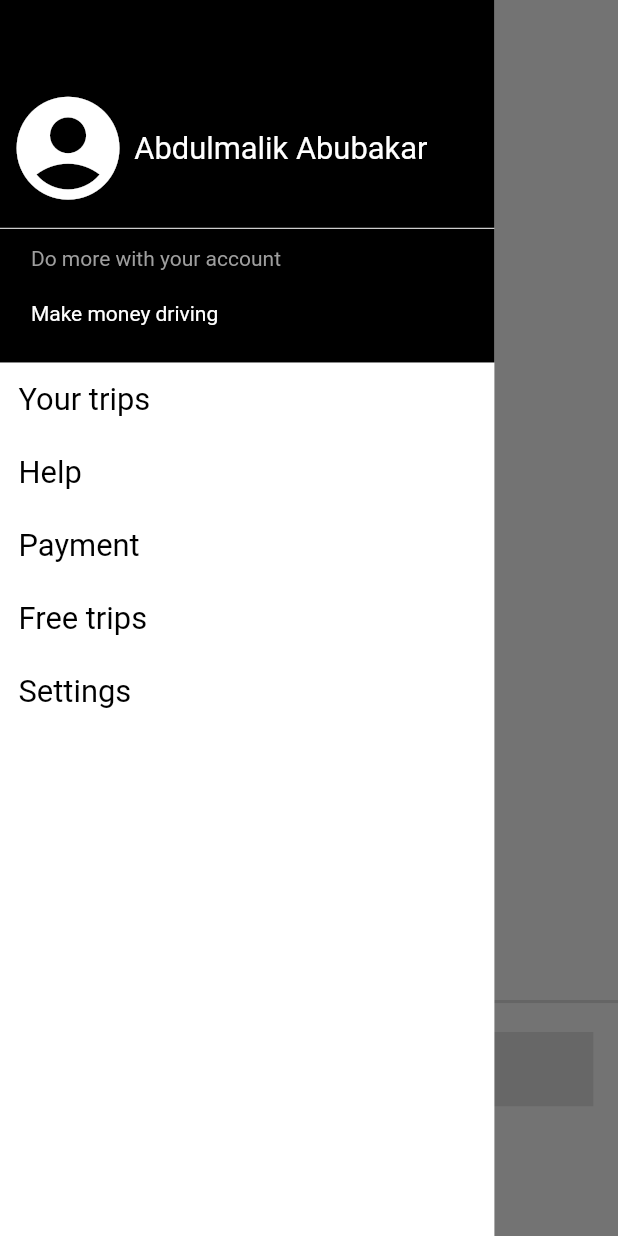
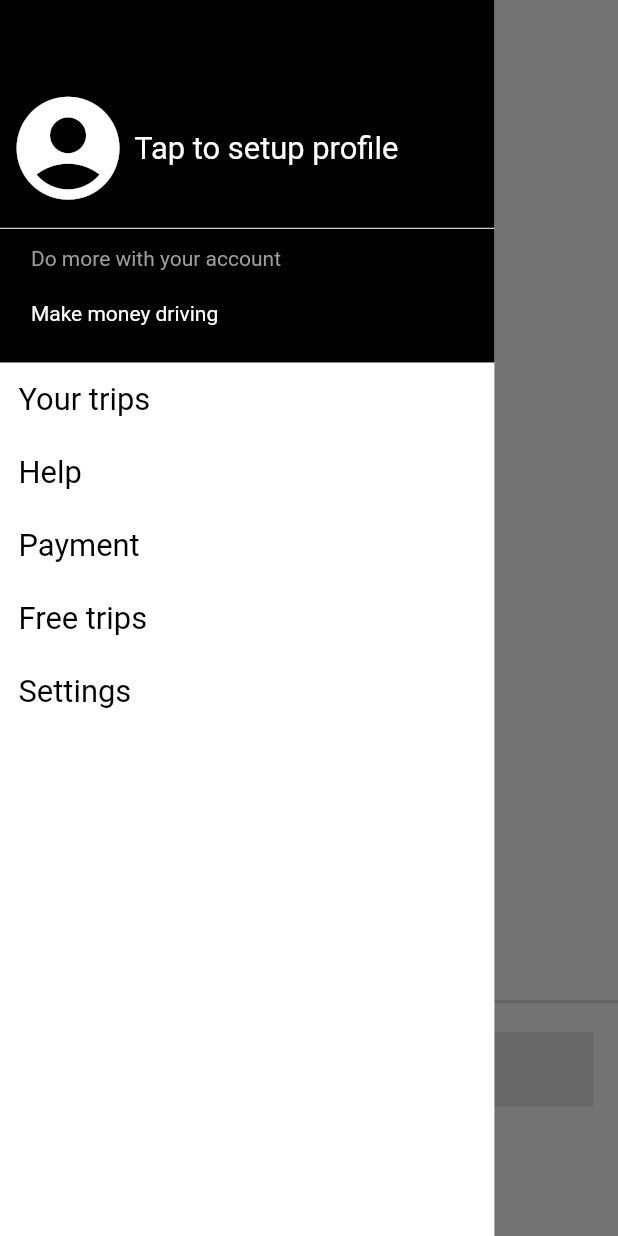
Before and after one commit to ghost-corp/uber_clone, a Flutter app: the screen it shows once a user with an empty profile is signed in, after a tap on the "menu" icon, on a phone screen of 412 x 824 dp. Run offline on Flutter 3.47's test engine with Material 2 defaults, Android fonts, the phone set to English and light mode, and no system bars; our stand-ins replace cloud_firestore, firebase_auth, font_awesome_flutter, google_maps_flutter, location, pin_code_text_field; missing offline and left inert: google_map_polyutil, polyline; accounts and stored records are empty.

Commit message:
bug fixes

```diff
--- a/lib/home/drawer_option.dart
+++ b/lib/home/drawer_option.dart
@@ -1,4 +1,6 @@
 import 'package:flutter/material.dart';
+import 'package:provider/provider.dart';
+import 'package:uber_clone/models/auth_model.dart';
 
 class SideDrawerOption extends StatelessWidget {
   @override
@@ -21,6 +23,34 @@ class SideDrawerOption extends StatelessWidget {
                       left: MediaQuery.of(context).size.width * 0.01,
                       bottom: MediaQuery.of(context).size.width * 0.01,
                       right: MediaQuery.of(context).size.width * 0.01),
+                  child: Consumer<AuthModel>(
+                    builder: (context, authModel, _) {
+                      if (authModel.userDetails == null) {
+                        return Row(
+                          children: <Widget>[
+                            Icon(
+                              Icons.account_circle,
+                              color: Colors.white,
+                              size: MediaQuery.of(context).size.width * 0.2,
+                            ),
+                            Padding(
+                              padding: EdgeInsets.all(3),
+                              child: Text(
+                                "Loading Info...",
+                                style: TextStyle(
+                                    color: Colors.white,
+                                    fontSize:
+                                        MediaQuery.of(context).size.width *
+                                            0.05),
+                              ),
+                            )
+                          ],
+                        );
+                      }
+                      if (authModel.userDetails.firstName == null ||
+                          authModel.userDetails.firstName == "") {
+                        return GestureDetector(
+                          onTap: () {},
                           child: Row(
                             children: <Widget>[
                               Icon(
@@ -31,7 +61,30 @@ class SideDrawerOption extends StatelessWidget {
                               Padding(
                                 padding: EdgeInsets.all(3),
                                 child: Text(
-                          "Abdulmalik Abubakar",
+                                  "Tap to setup profile",
+                                  style: TextStyle(
+                                      color: Colors.white,
+                                      fontSize:
+                                          MediaQuery.of(context).size.width *
+                                              0.05),
+                                ),
+                              )
+                            ],
+                          ),
+                        );
+                      }
+
+                      return Row(
+                        children: <Widget>[
+                          Icon(
+                            Icons.account_circle,
+                            color: Colors.white,
+                            size: MediaQuery.of(context).size.width * 0.2,
+                          ),
+                          Padding(
+                            padding: EdgeInsets.all(3),
+                            child: Text(
+                              "${authModel.userDetails.firstName} ${authModel.userDetails.lastName}",
                               style: TextStyle(
                                   color: Colors.white,
                                   fontSize:
@@ -39,6 +92,8 @@ class SideDrawerOption extends StatelessWidget {
                             ),
                           )
                         ],
+                      );
+                    },
                   ),
                 ),
               ),
--- a/lib/models/auth_model.dart
+++ b/lib/models/auth_model.dart
@@ -1,11 +1,13 @@
 import 'dart:async';
-
+import 'package:cloud_firestore/cloud_firestore.dart';
 import 'package:flutter/material.dart';
 import 'package:firebase_auth/firebase_auth.dart';
 
 class AuthModel extends ChangeNotifier {
   FirebaseUser user;
+  UserDetails userDetails;
   StreamSubscription authStateStream;
+  StreamSubscription userDetailsSub;
   String verificationId;
   AuthProgress authProgress = AuthProgress.neutral;
 
@@ -13,11 +15,22 @@ class AuthModel extends ChangeNotifier {
     authStateStream = FirebaseAuth.instance.onAuthStateChanged.listen((user) {
       this.user = user;
       notifyListeners();
+      try {
+        if (user != null) {
+          userDetailsSub = _getUserDetails().asStream().listen((val) {
+            userDetails = val;
+            notifyListeners();
+          });
+        }
+      } catch (err) {
+        print(err);
+      }
     });
   }
 
   void cancelAuthStream() {
     authStateStream.cancel();
+    userDetailsSub.cancel();
   }
 
   void setAuthProgress(AuthProgress progress) {
@@ -25,7 +38,7 @@ class AuthModel extends ChangeNotifier {
     notifyListeners();
   }
 
-  Future<void> signUpWithPhoneNumber(
+  Future<void> authenticateWithPhoneNumber(
       String phoneNumber, BuildContext context) async {
     authProgress = AuthProgress.sendingVerificationCode;
     notifyListeners();
@@ -33,7 +46,9 @@ class AuthModel extends ChangeNotifier {
         .verifyPhoneNumber(
             phoneNumber: phoneNumber,
             timeout: Duration(minutes: 2),
-            verificationCompleted: (authCredentials) {},
+            verificationCompleted: (credential) {
+              _signInWithCredentials(credential, context);
+            },
             verificationFailed: (authException) {
               print(authException.message);
               authProgress = AuthProgress.errorSendingVerificationCode;
@@ -96,6 +111,10 @@ class AuthModel extends ChangeNotifier {
             );
           });
     }
+    _signInWithCredentials(credential, context);
+  }
+
+  void _signInWithCredentials(AuthCredential credential, BuildContext context) {
     var futureResult = FirebaseAuth.instance.signInWithCredential(credential);
     futureResult.catchError((err) {
       authProgress = AuthProgress.invalidVerificationCode;
@@ -115,6 +134,43 @@ class AuthModel extends ChangeNotifier {
       Navigator.popUntil(context, ModalRoute.withName('welcome_page'));
     });
   }
+
+  Future<UserDetails> _getUserDetails() async {
+    UserDetails detailsTemp;
+    while (detailsTemp == null) {
+      try {
+        var snapshot = await Firestore.instance
+            .collection("users")
+            .document(user.uid)
+            .get()
+            .catchError((err) {
+          print(err);
+        });
+        if (snapshot.data == null) {
+          detailsTemp = UserDetails();
+        }
+        detailsTemp = UserDetails.fromJson(snapshot.data);
+      } catch (err) {
+        print(err);
+      }
+    }
+    return detailsTemp;
+  }
+}
+
+class UserDetails {
+  String firstName;
+  String lastName;
+  String phoneNumber;
+
+  UserDetails({this.phoneNumber = "", this.lastName = "", this.firstName = ""});
+
+  factory UserDetails.fromJson(Map<String, dynamic> json) {
+    return UserDetails(
+        firstName: json['firstName'],
+        lastName: json['lastName'],
+        phoneNumber: json['phoneNumber']);
+  }
 }
 
 enum AuthProgress {
--- a/lib/phonenumber.dart
+++ b/lib/phonenumber.dart
@@ -8,8 +8,7 @@ class PhoneNumber extends StatefulWidget {
   _PhoneNumberState createState() => _PhoneNumberState();
 }
 
-TextEditingController phoneController =
-    TextEditingController(text: "8027278021");
+TextEditingController phoneController = TextEditingController();
 TextEditingController nameController = TextEditingController();
 GlobalKey<FormState> formKey = GlobalKey();
 
@@ -128,7 +127,7 @@ class _PhoneNumberState extends State<PhoneNumber> {
                                                                   .size
                                                                   .width *
                                                               0.046),
-                                                  hintText: '09012345678',
+                                                  hintText: '9012345678',
                                                 ),
                                                 controller: phoneController,
                                               ),
@@ -177,7 +176,7 @@ class _PhoneNumberState extends State<PhoneNumber> {
                                   if (formKey.currentState.validate()) {
                                     Provider.of<AuthModel>(context,
                                             listen: false)
-                                        .signUpWithPhoneNumber(
+                                        .authenticateWithPhoneNumber(
                                             "+234" + phoneController.text,
                                             context);
                                   }
@@ -209,10 +208,6 @@ class _PhoneNumberState extends State<PhoneNumber> {
               )
             ],
           )),
-//      floatingActionButton: FloatingActionButton(
-//        child: Icon(Icons.arrow_forward),
-//        onPressed: null,
-//      ),
       floatingActionButtonLocation: FloatingActionButtonLocation.endDocked,
     );
   }
```
Also changed, not shown: 1 other file. Lines whose indentation alone changed are shown as unchanged.
